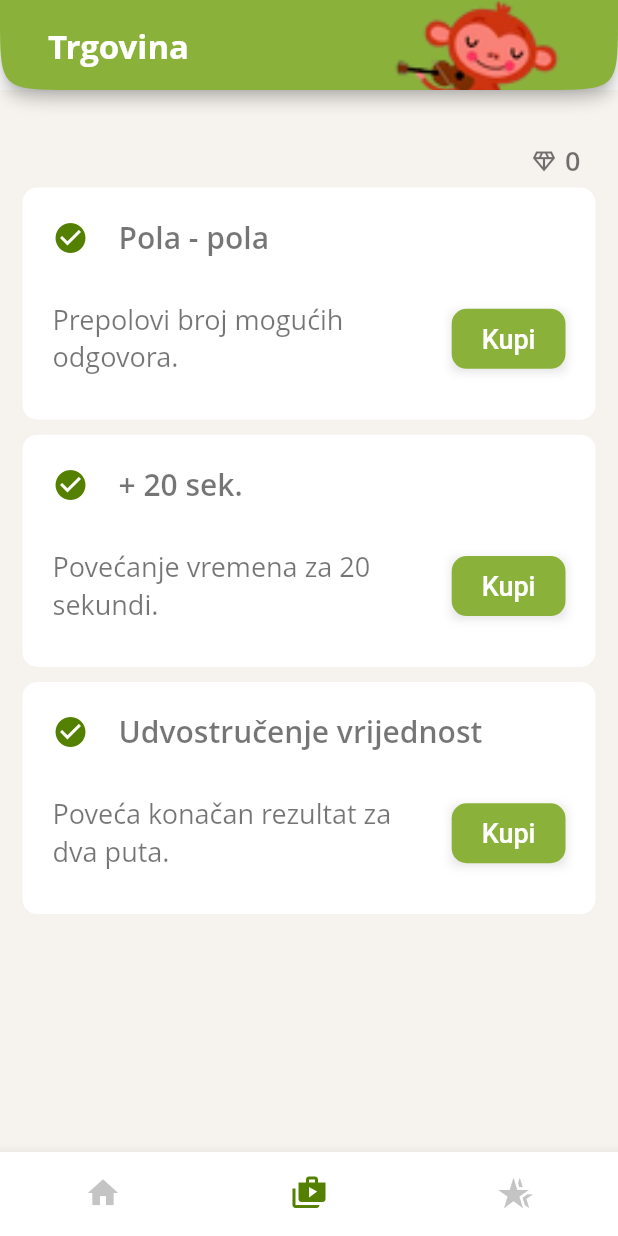
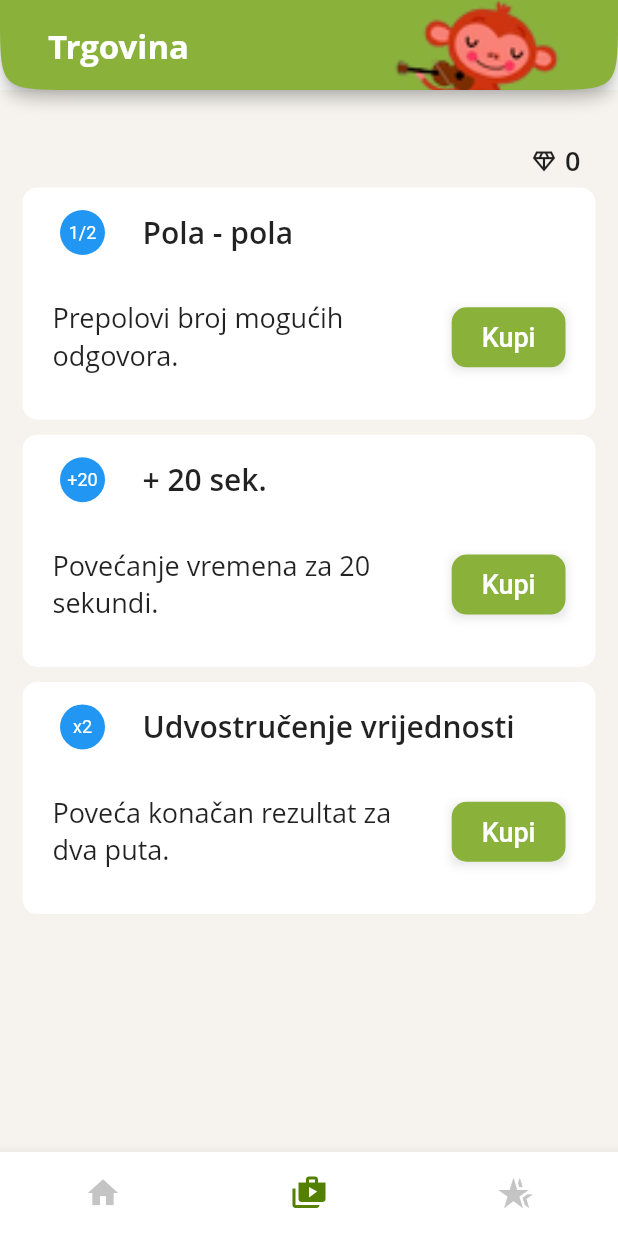
Before and after one commit to ekus1/tune_hop_app, a Flutter app: the screen it shows once a user with an empty profile is signed in, item 2 of the bottom bar chosen, after a tap on "Kupi", on a phone screen of 412 x 824 dp. Run offline on Flutter 3.47's test engine with Material 2 defaults, Android fonts, the phone set to English and light mode, and no system bars; our stand-ins replace audioplayers, cloud_firestore, firebase_auth, firebase_core, flutter_spinkit, get and 2 more; accounts and stored records are empty; Roboto replaces fonts that are missing (Open Sans).

Commit message:
TuneHop - added jokers

```diff
--- a/lib/components/button/next_button.dart
+++ b/lib/components/button/next_button.dart
@@ -3,7 +3,6 @@ import 'package:flutter/material.dart';
 import 'package:get/get.dart';
 import 'package:get/get_core/src/get_main.dart';
 import 'package:tune_hop_app/models/game_type.dart';
-import 'package:tune_hop_app/models/question_difficulty.dart';
 
 import '../../controller/question_controller.dart';
 import '../../models/question.dart';
@@ -37,7 +36,9 @@ Container nextButton(context, {String text = 'Dalje', required Question question
           ),
           padding: const EdgeInsets.only(left: 5.0, right: 5.0)
       ),
-      onPressed: () { _questionController.nextQuestion(); },
+      onPressed: () {
+        _questionController.nextQuestion();
+        },
     ),
   );
 }
--- a/lib/components/card/storeCard.dart
+++ b/lib/components/card/storeCard.dart
@@ -5,6 +5,7 @@ import 'package:tune_hop_app/models/store_card.dart';
 import '../../models/user.dart';
 import '../../services/auth.dart';
 import '../../services/database.dart';
+import '../field/joker_icon_field.dart';
 
 class StoreCard extends StatelessWidget {
   const StoreCard({Key? key, required this.storeData}) : super(key: key);
@@ -36,13 +37,11 @@ class StoreCard extends StatelessWidget {
                   children: [
                     Container(
                       margin: const EdgeInsets.only(
-                          left: 20.0, right: 10.0, top: 20.0, bottom: 10.0),
-                      child: const Icon(Icons.check_circle,
-                          size: 24.0, color: Color(0xFF548000)),
-                    ),
+                          left: 20.0, right: 10.0, top: 15.0, bottom: 10.0),
+                      child: jokerIconField(name: storeData.name)),
                     Container(
                       margin: const EdgeInsets.only(
-                          left: 10.0, right: 10.0, top: 20.0, bottom: 10.0),
+                          left: 10.0, right: 10.0, top: 15.0, bottom: 10.0),
                       child: Text(
                         storeData.name,
                         overflow: TextOverflow.ellipsis,
@@ -51,7 +50,7 @@ class StoreCard extends StatelessWidget {
                             fontFamily: "Open Sans",
                             fontSize: 20.0,
                             fontWeight: FontWeight.w600,
-                            color: Colors.black54),
+                            color: Colors.black87),
                       ),
                     ),
                   ],
@@ -73,7 +72,7 @@ class StoreCard extends StatelessWidget {
                               fontFamily: "Open Sans",
                               fontSize: 18.0,
                               fontWeight: FontWeight.w500,
-                              color: Colors.black54),
+                              color: Colors.black87),
                         ),
                       ),
                     ),
--- /dev/null
+++ b/lib/components/field/joker_icon_field.dart
@@ -0,0 +1,27 @@
+import 'package:flutter/cupertino.dart';
+import 'package:flutter/material.dart';
+
+Container jokerIconField({required String name}) {
+  String iconName = "+20";
+  if (name == "Udvostručenje vrijednosti") {
+    iconName = "x2";
+  } else if (name == "Pola - pola") {
+    iconName = "1/2";
+  } else {
+    iconName = "+20";
+  }
+
+  return Container(
+      height: 30.0,
+      width: 30.0,
+      margin: const EdgeInsets.symmetric(horizontal: 5.0),
+      decoration: BoxDecoration(
+        color: Colors.blue,
+        borderRadius: BorderRadius.all(Radius.circular(50.0)),
+      ),
+      child: Center(
+        child: Text(iconName,
+            style: TextStyle(
+                fontSize: 12.0, color: Colors.white)),
+      ));
+}
--- a/lib/components/indicator/progress_indicator.dart
+++ b/lib/components/indicator/progress_indicator.dart
@@ -25,7 +25,7 @@ Container progressIndicator(BuildContext context, {required double progress, req
             child: Text(
               questionNumber.toString() + "/" + listLength.toString(),
               style: TextStyle(
-                color: Colors.black54,
+                color: Colors.black87,
                 fontSize: 18.0,
                 fontWeight: FontWeight.w600
               ),
--- a/lib/controller/question_controller.dart
+++ b/lib/controller/question_controller.dart
@@ -149,7 +149,7 @@ class QuestionController extends GetxController
     if (value != length - 1) {
       _isAnswered = false;
       _pageController.nextPage(
-          duration: const Duration(milliseconds: 100), curve: Curves.ease);
+          duration: const Duration(milliseconds: 1000), curve: Curves.ease);
 
       _animationController.reset();
 
--- a/lib/data/store_data.dart
+++ b/lib/data/store_data.dart
@@ -3,5 +3,5 @@ import 'package:tune_hop_app/models/store_card.dart';
 List<JokerDetails> storeCardData = [
   JokerDetails('Pola - pola', 'Prepolovi broj mogućih odgovora.', 'arrow', 20),
   JokerDetails('+ 20 sek.', 'Povećanje vremena za 20 sekundi.', 'clock', 40),
-  JokerDetails('Udvostručenje vrijednost', 'Poveća konačan rezultat za dva puta.', 'halfStar', 20),
+  JokerDetails('Udvostručenje vrijednosti', 'Poveća konačan rezultat za dva puta.', 'halfStar', 20),
 ];
--- a/lib/pages/achievements_page.dart
+++ b/lib/pages/achievements_page.dart
@@ -1,7 +1,9 @@
 import 'package:flutter/material.dart';
+import 'package:flutter_spinkit/flutter_spinkit.dart';
 import 'package:provider/provider.dart';
 import 'package:tune_hop_app/models/achievement_card.dart';
 
+import '../components/button/more_info_button.dart';
 import '../components/card/achievement_card.dart';
 
 class AchievementsPage extends StatefulWidget {
@@ -24,27 +26,10 @@ class _AchievementsPageState extends State<AchievementsPage> {
     return Container(
       width: MediaQuery.of(context).size.width,
       height: MediaQuery.of(context).size.height,
-      padding: const EdgeInsets.only(top: 40.0, bottom: 10.0),
+      padding: const EdgeInsets.only(top: 40.0, bottom: 10.0, left: 10.0, right: 10.0),
       child: Column(
         children: [
-          InkWell(
-            onTap: () { showAlertDialog(context); },
-            child: SizedBox(
-              width: double.infinity,
-              child: Container(
-                padding: const EdgeInsets.symmetric(horizontal: 20.0),
-                child: Text(
-                  'Što su postignuća?',
-                  textAlign: TextAlign.right,
-                  style: TextStyle(
-                    color: Colors.black54,
-                    fontSize: 18.0,
-                    fontWeight: FontWeight.bold,
-                  ),
-                ),
-              ),
-            ),
-          ),
+          moreInfoButton(context, width: double.infinity, showAchievementsDialog: true),
           Expanded(
             child: ListView(
               scrollDirection: Axis.vertical,
@@ -56,59 +41,3 @@ class _AchievementsPageState extends State<AchievementsPage> {
     );
   }
 }
-
-showAlertDialog(BuildContext buildContext) {
-  String title = "Što su postignuća?";
-  String content = "Što više igraš više, to je tvoje znanje sve veće i savladavaš izazove! Igranjem osvajaš postignuća koja iza sebe kriju nagradu.\n\nAko postignuće pokraj sebe ima kvačicu, ono je već osvojeno. Ako je obojano zelenom bojom možeš pokupiti nagradu koja te čeka. Ako je postignuće sivo za njega moraš još učiti i igrati.";
-
-  AlertDialog alert = AlertDialog(
-    title: Text(title, style: TextStyle(
-      fontFamily: "Open Sans",
-      fontSize: 20.0,
-      fontWeight: FontWeight.bold,
-    )),
-    content: Container(
-      height: MediaQuery.of(buildContext).size.height / 2,
-      child: Column(
-        children: [
-          Expanded(
-            child: Text(content, style: TextStyle(
-              fontFamily: "Open Sans",
-              fontSize: 18.0,
-              fontWeight: FontWeight.normal,
-            )),
-          ),
-          Container(
-            width: double.infinity,
-            height: 50.0,
-            child: ElevatedButton(
-                onPressed: () { Navigator.pop(buildContext); },
-                style: ButtonStyle(
-                    backgroundColor: MaterialStateProperty.all(const Color(0xFF8ab23b)),
-                    shape: MaterialStateProperty.all<RoundedRectangleBorder>(
-                        RoundedRectangleBorder(
-                          borderRadius: BorderRadius.circular(15.0),
-                        )
-                    )
-                ),
-                child: const Text("U redu", style: TextStyle(
-                  fontFamily: "Open Sans",
-                  fontSize: 20.0,
-                  color: Colors.white,
-                  fontWeight: FontWeight.bold,
-                ))),
-          )
-        ],
-      ),
-    ),
-    shape: const RoundedRectangleBorder(
-        borderRadius: BorderRadius.all(Radius.circular(15.0))),
-  );
-
-  showDialog(
-      context: buildContext,
-      builder: (BuildContext context) {
-        return alert;
-      }
-  );
-}
--- a/lib/pages/store_page.dart
+++ b/lib/pages/store_page.dart
@@ -27,6 +27,8 @@ class _StorePageState extends State<StorePage> {
       alignment: Alignment.center,
       child: Column(
         children: [
+          Row(
+            children: [
               Container(
                   height: 60.0,
                   width: MediaQuery.of(context).size.width,
@@ -39,7 +41,7 @@ class _StorePageState extends State<StorePage> {
                           margin: EdgeInsets.only(right: 5.0,),
                           child: const Icon(Icons.diamond_outlined,
                               size: 18.0,
-                          color: Colors.black54),
+                              color: Colors.black87),
                         ),
                         Container(
                           margin: EdgeInsets.only(right: 5.0),
@@ -48,9 +50,11 @@ class _StorePageState extends State<StorePage> {
                                   fontFamily: "Open Sans",
                                   fontSize: 18.0,
                                   fontWeight: FontWeight.w600,
-                              color: Colors.black54)),
+                                  color: Colors.black87)),
                         ),
                       ]))),
+            ],
+          ),
           Container(
             height: MediaQuery.of(context).size.height / 1.5,
             padding: const EdgeInsets.symmetric(horizontal: 10.0),
--- a/lib/pages/user_onboarding_page.dart
+++ b/lib/pages/user_onboarding_page.dart
@@ -74,7 +74,9 @@ class _UserOnboardingPageState extends State<UserOnboardingPage> {
                                   ),
                                 ),
                                 const SizedBox(height: 20.0),
-                                TextButton(
+                                Container(
+                                  width: double.infinity,
+                                  child: TextButton(
                                       onPressed: () async {
                                         if (_formKey.currentState!.validate()) {
                                           setState(() => isLoading = true);
@@ -95,7 +97,8 @@ class _UserOnboardingPageState extends State<UserOnboardingPage> {
                                           borderRadius: BorderRadius.circular(10.0),
                                         ),
                                         padding: const EdgeInsets.symmetric(vertical: 10.0, horizontal: 25.0)
-                                    ))
+                                      )),
+                                )
                               ],
                             ),
                           ),
--- a/pubspec.yaml
+++ b/pubspec.yaml
@@ -44,6 +44,7 @@ dependencies:
   provider: ^6.0.2
   flutter_spinkit: ^5.1.0
   uuid: ^3.0.6
+  unicons: ^2.1.0
 
 dev_dependencies:
   flutter_test:
```
Also changed, not shown: lib/components/button/game_difficulty_button.dart (+6 -6 lines), lib/components/button/more_info_button.dart (added, +146 -0 lines), lib/components/card/achievement_card.dart (+12 -9 lines), lib/pages/game_difficulty_page.dart (+26 -87 lines), lib/services/database.dart (+26 -0 lines), pubspec.lock, 1 other file. Lines whose indentation alone changed are shown as unchanged.
